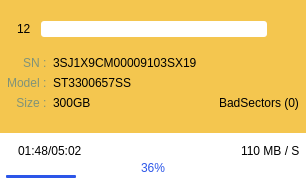
Before: the Qt Designer form untitled/panelwidget.ui in pastoria/hdses, drawn with Qt 5.
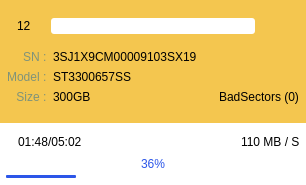
After: the same form once the commit is applied. Icons and pictures are not drawn.

What changed in the file:
```diff
--- a/untitled/panelwidget.ui
+++ b/untitled/panelwidget.ui
@@ -58,7 +58,7 @@
     <number>0</number>
    </property>
    <item>
-    <layout class="QVBoxLayout" name="verticalLayout" stretch="0,0">
+    <layout class="QVBoxLayout" name="verticalLayout" stretch="2,1">
      <property name="spacing">
       <number>0</number>
      </property>
@@ -101,7 +101,7 @@
            <number>0</number>
           </property>
           <item>
-           <layout class="QHBoxLayout" name="horizontalLayout_2" stretch="0,0,3,0,0">
+           <layout class="QHBoxLayout" name="horizontalLayout_2" stretch="1,1,12,1,1">
             <property name="leftMargin">
              <number>15</number>
             </property>
@@ -136,7 +136,7 @@
                <enum>Qt::Horizontal</enum>
               </property>
               <property name="sizeType">
-               <enum>QSizePolicy::Fixed</enum>
+               <enum>QSizePolicy::Minimum</enum>
               </property>
               <property name="sizeHint" stdset="0">
                <size>
@@ -247,7 +247,7 @@
                <enum>Qt::Horizontal</enum>
               </property>
               <property name="sizeType">
-               <enum>QSizePolicy::Fixed</enum>
+               <enum>QSizePolicy::Minimum</enum>
               </property>
               <property name="sizeHint" stdset="0">
                <size>
```
